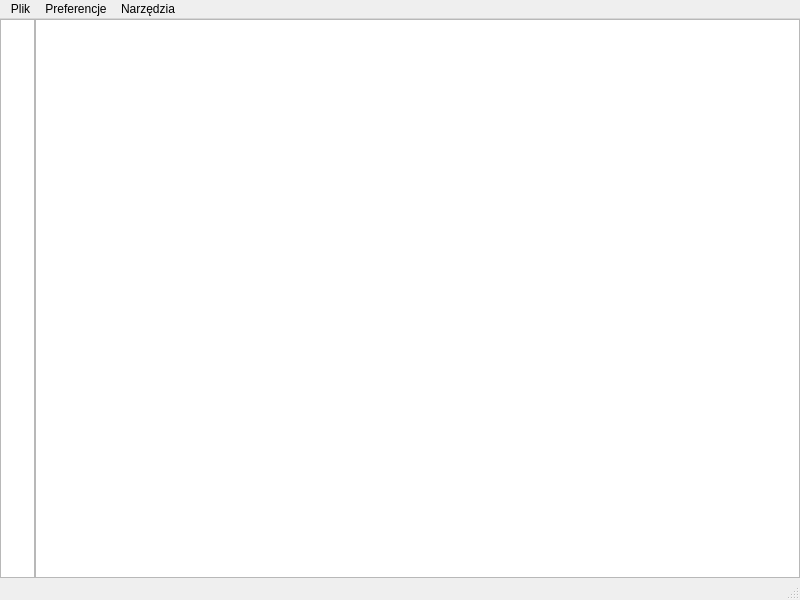
tpolaszek/notatnik, file notes/mainwindow.ui: the form before one commit.
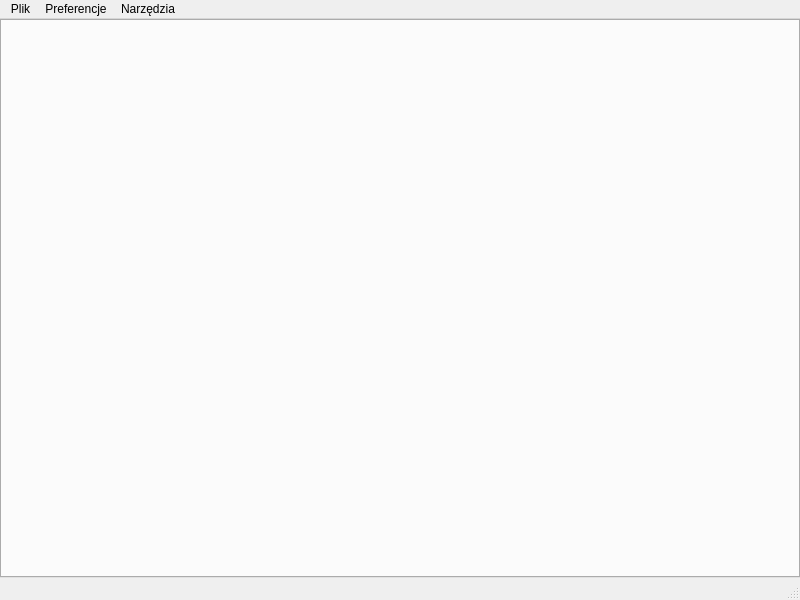
The form after the commit. Icons and pictures are not drawn.

Diff of the .ui file:
```diff
--- a/notes/mainwindow.ui
+++ b/notes/mainwindow.ui
@@ -23,7 +23,7 @@
    <string>MainWindow</string>
   </property>
   <widget class="QWidget" name="centralwidget">
-   <layout class="QHBoxLayout" name="horizontalLayout">
+   <layout class="QVBoxLayout" name="verticalLayout">
     <property name="spacing">
      <number>0</number>
     </property>
@@ -40,25 +40,12 @@
      <number>0</number>
     </property>
     <item>
-     <widget class="QPlainTextEdit" name="lineCounter">
-      <property name="enabled">
+     <widget class="QTabWidget" name="tabWidget">
+      <property name="tabsClosable">
        <bool>true</bool>
       </property>
-      <property name="maximumSize">
-       <size>
-        <width>35</width>
-        <height>16777215</height>
-       </size>
-      </property>
-     </widget>
-    </item>
-    <item>
-     <widget class="QPlainTextEdit" name="noteText">
-      <property name="sizePolicy">
-       <sizepolicy hsizetype="Preferred" vsizetype="Preferred">
-        <horstretch>0</horstretch>
-        <verstretch>0</verstretch>
-       </sizepolicy>
+      <property name="movable">
+       <bool>true</bool>
       </property>
      </widget>
     </item>
```
Left out of the diff: 6 changed lines with no effect on the pictures.
